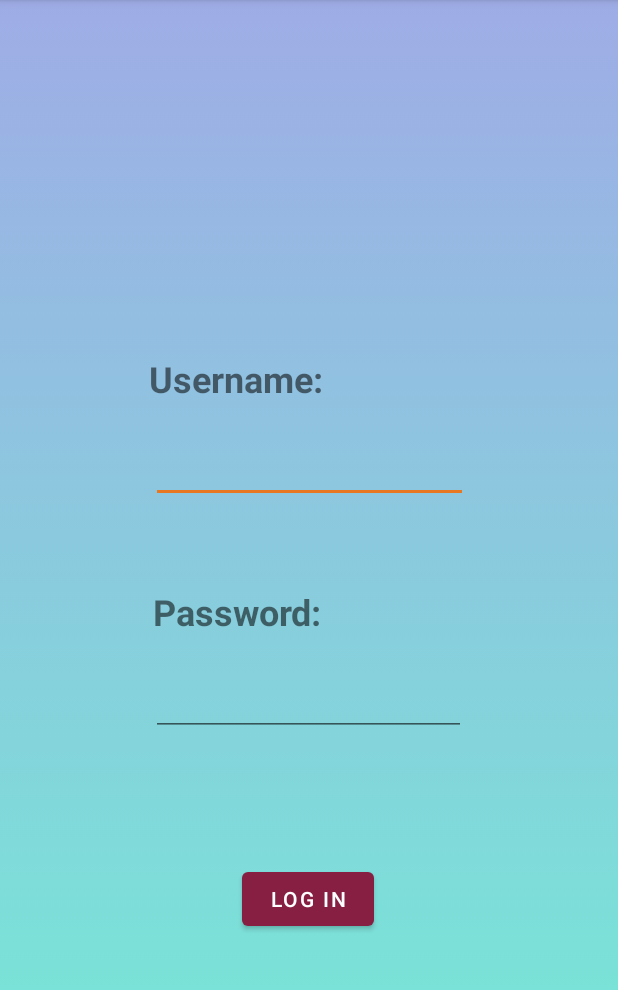
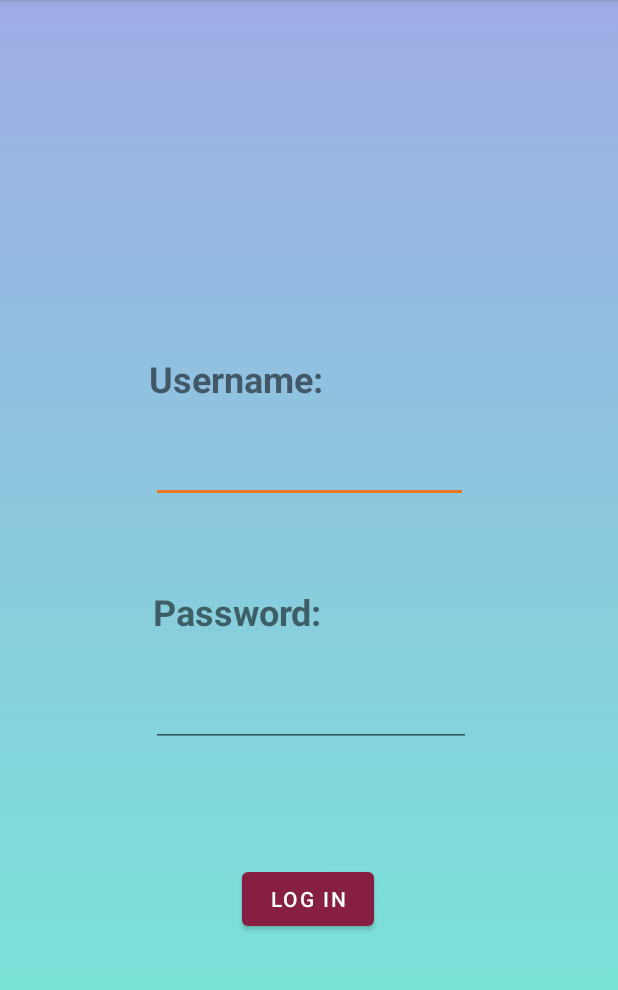
Before and after one commit to ryanmaxey6/McComas-GymShare, an Android app: the LoginActivity screen opened directly, with no data from a screen before it, on a phone screen of 412 x 824 dp, the part 84-1074 px from its top. Run offline under Robolectric (Android 15) with nearby library versions, the phone set to English and light mode, and no system bars; our stand-ins replace Firebase (no records; nobody signed in at launch, a user with empty details on screens opened directly).

Commit message:
Update activity_login.xml

```diff
--- a/app/src/main/res/layout/activity_login.xml
+++ b/app/src/main/res/layout/activity_login.xml
@@ -35,27 +35,13 @@
         app:layout_constraintTop_toTopOf="parent"
         app:layout_constraintVertical_bias="0.393" />
 
-    <EditText
-        android:id="@+id/passwordSecond"
-        android:layout_width="210dp"
-        android:layout_height="49dp"
-        android:layout_alignParentBottom="true"
-        android:layout_centerHorizontal="true"
-        android:text=""
-        app:layout_constraintBottom_toBottomOf="parent"
-        app:layout_constraintEnd_toEndOf="parent"
-        app:layout_constraintHorizontal_bias="0.497"
-        app:layout_constraintStart_toStartOf="parent"
-        app:layout_constraintTop_toTopOf="parent"
-        app:layout_constraintVertical_bias="0.614" />
-
     <TextView
         android:id="@+id/text1"
         android:layout_width="wrap_content"
         android:layout_height="wrap_content"
-        android:textStyle="bold"
         android:text="Username:"
         android:textSize="24sp"
+        android:textStyle="bold"
         app:layout_constraintBottom_toBottomOf="parent"
         app:layout_constraintEnd_toEndOf="parent"
         app:layout_constraintHorizontal_bias="0.336"
@@ -67,9 +53,9 @@
         android:id="@+id/text3"
         android:layout_width="wrap_content"
         android:layout_height="wrap_content"
-        android:textStyle="bold"
         android:text="Password:"
         android:textSize="24sp"
+        android:textStyle="bold"
         app:layout_constraintBottom_toBottomOf="parent"
         app:layout_constraintEnd_toEndOf="parent"
         app:layout_constraintHorizontal_bias="0.341"
@@ -77,4 +63,17 @@
         app:layout_constraintTop_toTopOf="parent"
         app:layout_constraintVertical_bias="0.532" />
 
+    <EditText
+        android:id="@+id/passwordSecond"
+        android:layout_width="wrap_content"
+        android:layout_height="wrap_content"
+        android:ems="10"
+        android:inputType="textPassword"
+        app:layout_constraintBottom_toBottomOf="parent"
+        app:layout_constraintEnd_toEndOf="parent"
+        app:layout_constraintHorizontal_bias="0.507"
+        app:layout_constraintStart_toStartOf="parent"
+        app:layout_constraintTop_toTopOf="parent"
+        app:layout_constraintVertical_bias="0.626" />
+
 </androidx.constraintlayout.widget.ConstraintLayout>
```
